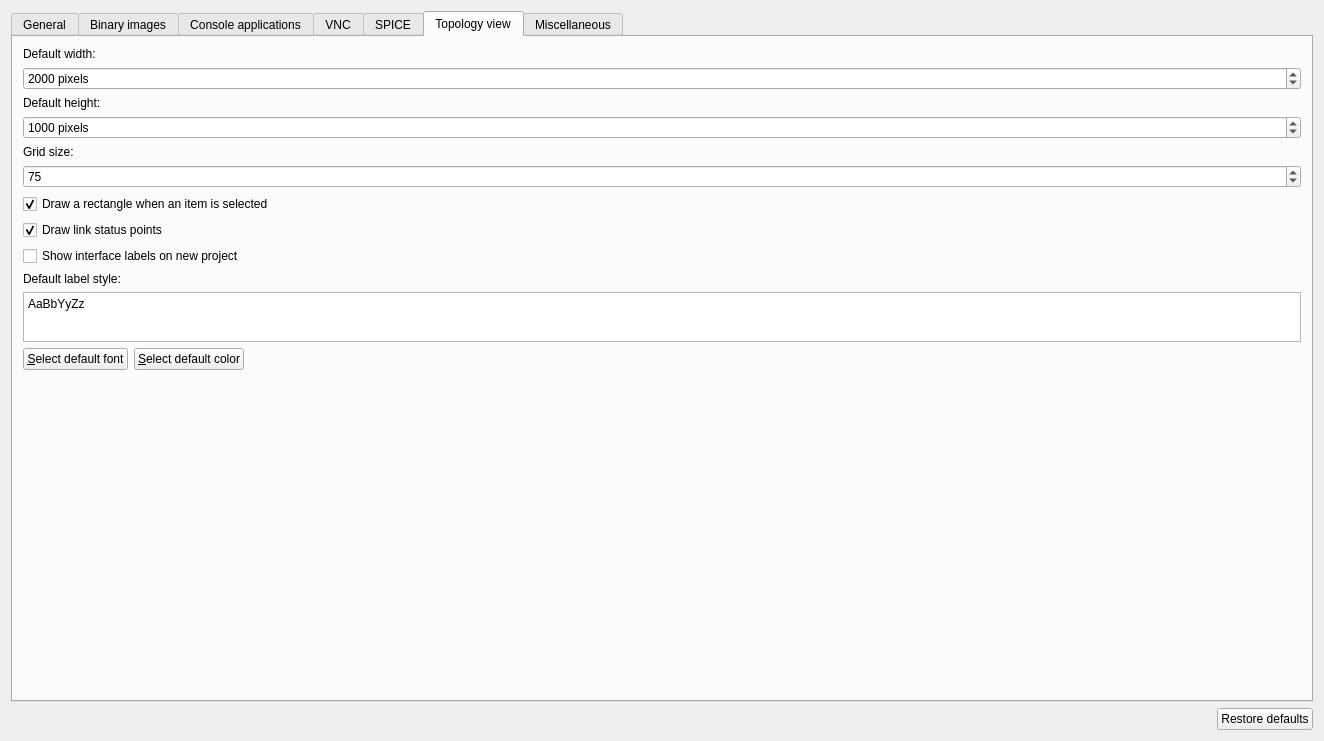
Qt form gns3/ui/general_preferences_page.ui (GNS3/gns3-gui) before a commit.
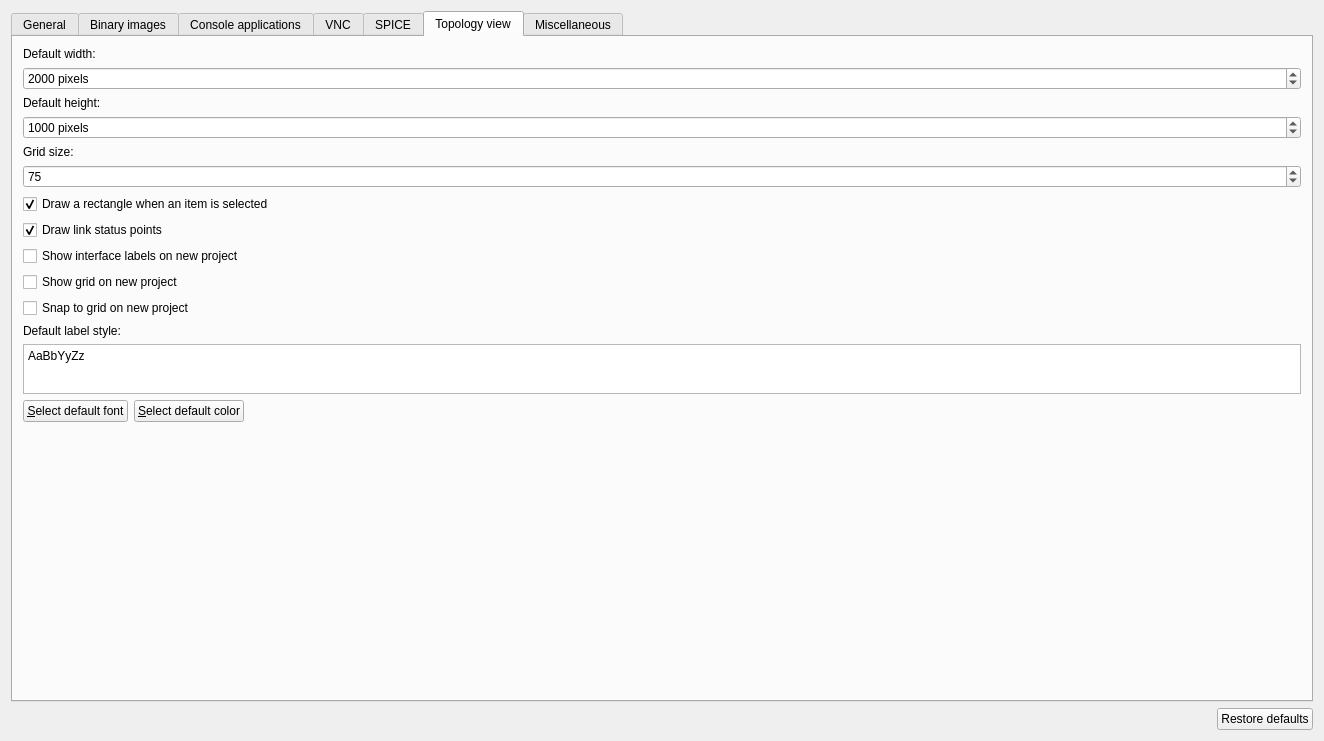
The same form after that commit. The open tabs and pages were chosen to show the change.

Commit message: New projects can be created with show grid/snap to grid.

Diff of the .ui file:
```diff
--- a/gns3/ui/general_preferences_page.ui
+++ b/gns3/ui/general_preferences_page.ui
@@ -664,7 +664,7 @@
          </property>
         </widget>
        </item>
-       <item row="11" column="0" colspan="2">
+       <item row="13" column="0" colspan="2">
         <layout class="QHBoxLayout" name="horizontalLayout_5">
          <item>
           <widget class="QPushButton" name="uiDefaultLabelFontPushButton">
@@ -721,7 +721,7 @@
          </property>
         </widget>
        </item>
-       <item row="9" column="0">
+       <item row="11" column="0">
         <widget class="QLabel" name="uiLabelPreviewLabel">
          <property name="text">
           <string>Default label style:</string>
@@ -738,7 +738,7 @@
          </property>
         </widget>
        </item>
-       <item row="10" column="0" colspan="2">
+       <item row="12" column="0" colspan="2">
         <widget class="QPlainTextEdit" name="uiDefaultLabelStylePlainTextEdit">
          <property name="sizePolicy">
           <sizepolicy hsizetype="MinimumExpanding" vsizetype="Expanding">
@@ -760,7 +760,7 @@
          </property>
         </widget>
        </item>
-       <item row="12" column="0">
+       <item row="14" column="0">
         <spacer name="verticalSpacer_2">
          <property name="orientation">
           <enum>Qt::Vertical</enum>
@@ -799,6 +799,20 @@
          </property>
         </widget>
        </item>
+       <item row="9" column="0">
+        <widget class="QCheckBox" name="uiShowGridOnNewProject">
+         <property name="text">
+          <string>Show grid on new project</string>
+         </property>
+        </widget>
+       </item>
+       <item row="10" column="0">
+        <widget class="QCheckBox" name="uiSnapToGridOnNewProject">
+         <property name="text">
+          <string>Snap to grid on new project</string>
+	 </property>
+        </widget>
+       </item>
        <item row="4" column="0">
         <widget class="QLabel" name="uiGridSizeLabel">
          <property name="text">
```
The commit also changes 5 other files.
